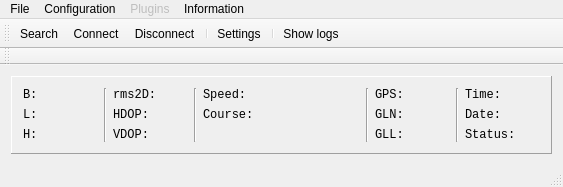
Before: the Qt Designer form mainwindow.ui in devnir/Bellatrix, drawn with Qt 5.
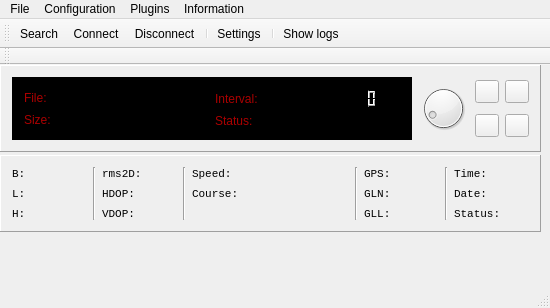
After: the same form once the commit is applied.

```diff
--- a/mainwindow.ui
+++ b/mainwindow.ui
@@ -6,17 +6,23 @@
    <rect>
     <x>0</x>
     <y>0</y>
-    <width>559</width>
-    <height>178</height>
+    <width>550</width>
+    <height>308</height>
    </rect>
   </property>
   <property name="windowTitle">
    <string>MainWindow</string>
   </property>
   <widget class="QWidget" name="centralWidget">
-   <layout class="QGridLayout" name="gridLayout">
-    <item row="0" column="0">
      <widget class="QFrame" name="frame">
+    <property name="geometry">
+     <rect>
+      <x>0</x>
+      <y>90</y>
+      <width>541</width>
+      <height>77</height>
+     </rect>
+    </property>
       <property name="minimumSize">
        <size>
         <width>541</width>
@@ -26,9 +32,12 @@
       <property name="maximumSize">
        <size>
         <width>16777215</width>
-        <height>78</height>
-       </size>
-      </property>
+      <height>112</height>
+     </size>
+    </property>
+    <property name="styleSheet">
+     <string notr="true">font: 8pt &quot;Courier New&quot;;</string>
+    </property>
       <property name="frameShape">
        <enum>QFrame::Panel</enum>
       </property>
@@ -36,50 +45,19 @@
        <enum>QFrame::Raised</enum>
       </property>
       <layout class="QGridLayout" name="gridLayout_2">
-       <item row="0" column="0" rowspan="3">
-        <layout class="QVBoxLayout" name="verticalLayout">
-         <item>
-          <widget class="QLabel" name="b_label">
+     <item row="0" column="9">
+      <widget class="QLabel" name="time_label">
            <property name="font">
             <font>
              <family>Courier New</family>
+         <pointsize>8</pointsize>
+         <weight>50</weight>
+         <italic>false</italic>
+         <bold>false</bold>
             </font>
            </property>
            <property name="text">
-            <string>B:</string>
-           </property>
-          </widget>
-         </item>
-         <item>
-          <widget class="QLabel" name="L_label">
-           <property name="font">
-            <font>
-             <family>Courier New</family>
-            </font>
-           </property>
-           <property name="text">
-            <string>L:</string>
-           </property>
-          </widget>
-         </item>
-         <item>
-          <widget class="QLabel" name="H_label">
-           <property name="font">
-            <font>
-             <family>Courier New</family>
-            </font>
-           </property>
-           <property name="text">
-            <string>H:</string>
-           </property>
-          </widget>
-         </item>
-        </layout>
-       </item>
-       <item row="0" column="1" rowspan="3">
-        <widget class="Line" name="line">
-         <property name="orientation">
-          <enum>Qt::Vertical</enum>
+        <string>Time:</string>
          </property>
         </widget>
        </item>
@@ -90,6 +68,10 @@
            <property name="font">
             <font>
              <family>Courier New</family>
+           <pointsize>8</pointsize>
+           <weight>50</weight>
+           <italic>false</italic>
+           <bold>false</bold>
             </font>
            </property>
            <property name="text">
@@ -102,6 +84,10 @@
            <property name="font">
             <font>
              <family>Courier New</family>
+           <pointsize>8</pointsize>
+           <weight>50</weight>
+           <italic>false</italic>
+           <bold>false</bold>
             </font>
            </property>
            <property name="text">
@@ -114,6 +100,10 @@
            <property name="font">
             <font>
              <family>Courier New</family>
+           <pointsize>8</pointsize>
+           <weight>50</weight>
+           <italic>false</italic>
+           <bold>false</bold>
             </font>
            </property>
            <property name="text">
@@ -130,6 +120,65 @@
          </property>
         </widget>
        </item>
+     <item row="0" column="0" rowspan="3">
+      <layout class="QVBoxLayout" name="verticalLayout">
+       <item>
+        <widget class="QLabel" name="b_label">
+         <property name="font">
+          <font>
+           <family>Courier New</family>
+           <pointsize>8</pointsize>
+           <weight>50</weight>
+           <italic>false</italic>
+           <bold>false</bold>
+          </font>
+         </property>
+         <property name="text">
+          <string>B:</string>
+         </property>
+        </widget>
+       </item>
+       <item>
+        <widget class="QLabel" name="L_label">
+         <property name="font">
+          <font>
+           <family>Courier New</family>
+           <pointsize>8</pointsize>
+           <weight>50</weight>
+           <italic>false</italic>
+           <bold>false</bold>
+          </font>
+         </property>
+         <property name="text">
+          <string>L:</string>
+         </property>
+        </widget>
+       </item>
+       <item>
+        <widget class="QLabel" name="H_label">
+         <property name="font">
+          <font>
+           <family>Courier New</family>
+           <pointsize>8</pointsize>
+           <weight>50</weight>
+           <italic>false</italic>
+           <bold>false</bold>
+          </font>
+         </property>
+         <property name="text">
+          <string>H:</string>
+         </property>
+        </widget>
+       </item>
+      </layout>
+     </item>
+     <item row="0" column="6" rowspan="3">
+      <widget class="Line" name="line_3">
+       <property name="orientation">
+        <enum>Qt::Vertical</enum>
+       </property>
+      </widget>
+     </item>
        <item row="0" column="4" rowspan="2" colspan="2">
         <layout class="QVBoxLayout" name="verticalLayout_3">
          <item>
@@ -137,6 +186,10 @@
            <property name="font">
             <font>
              <family>Courier New</family>
+           <pointsize>8</pointsize>
+           <weight>50</weight>
+           <italic>false</italic>
+           <bold>false</bold>
             </font>
            </property>
            <property name="text">
@@ -149,6 +202,10 @@
            <property name="font">
             <font>
              <family>Courier New</family>
+           <pointsize>8</pointsize>
+           <weight>50</weight>
+           <italic>false</italic>
+           <bold>false</bold>
             </font>
            </property>
            <property name="text">
@@ -158,18 +215,15 @@
          </item>
         </layout>
        </item>
-       <item row="0" column="6" rowspan="3">
-        <widget class="Line" name="line_3">
-         <property name="orientation">
-          <enum>Qt::Vertical</enum>
-         </property>
-        </widget>
-       </item>
        <item row="0" column="7">
         <widget class="QLabel" name="GPS_label">
          <property name="font">
           <font>
            <family>Courier New</family>
+         <pointsize>8</pointsize>
+         <weight>50</weight>
+         <italic>false</italic>
+         <bold>false</bold>
           </font>
          </property>
          <property name="text">
@@ -177,6 +231,22 @@
          </property>
         </widget>
        </item>
+     <item row="1" column="9">
+      <widget class="QLabel" name="date_label">
+       <property name="font">
+        <font>
+         <family>Courier New</family>
+         <pointsize>8</pointsize>
+         <weight>50</weight>
+         <italic>false</italic>
+         <bold>false</bold>
+        </font>
+       </property>
+       <property name="text">
+        <string>Date:</string>
+       </property>
+      </widget>
+     </item>
        <item row="0" column="8" rowspan="3">
         <widget class="Line" name="line_4">
          <property name="orientation">
@@ -184,23 +254,15 @@
          </property>
         </widget>
        </item>
-       <item row="0" column="9">
-        <widget class="QLabel" name="time_label">
-         <property name="font">
-          <font>
-           <family>Courier New</family>
-          </font>
-         </property>
-         <property name="text">
-          <string>Time:</string>
-         </property>
-        </widget>
-       </item>
        <item row="1" column="7">
         <widget class="QLabel" name="GLN_label">
          <property name="font">
           <font>
            <family>Courier New</family>
+         <pointsize>8</pointsize>
+         <weight>50</weight>
+         <italic>false</italic>
+         <bold>false</bold>
           </font>
          </property>
          <property name="text">
@@ -208,36 +270,15 @@
          </property>
         </widget>
        </item>
-       <item row="1" column="9">
-        <widget class="QLabel" name="date_label">
-         <property name="font">
-          <font>
-           <family>Courier New</family>
-          </font>
-         </property>
-         <property name="text">
-          <string>Date:</string>
-         </property>
-        </widget>
-       </item>
-       <item row="2" column="5">
-        <spacer name="verticalSpacer">
-         <property name="orientation">
-          <enum>Qt::Vertical</enum>
-         </property>
-         <property name="sizeHint" stdset="0">
-          <size>
-           <width>20</width>
-           <height>16</height>
-          </size>
-         </property>
-        </spacer>
-       </item>
        <item row="2" column="7">
         <widget class="QLabel" name="GLL_label">
          <property name="font">
           <font>
            <family>Courier New</family>
+         <pointsize>8</pointsize>
+         <weight>50</weight>
+         <italic>false</italic>
+         <bold>false</bold>
           </font>
          </property>
          <property name="text">
@@ -250,6 +291,10 @@
          <property name="font">
           <font>
            <family>Courier New</family>
+         <pointsize>8</pointsize>
+         <weight>50</weight>
+         <italic>false</italic>
+         <bold>false</bold>
           </font>
          </property>
          <property name="text">
@@ -257,30 +302,203 @@
          </property>
         </widget>
        </item>
-      </layout>
-     </widget>
-    </item>
-    <item row="1" column="0">
-     <spacer name="verticalSpacer_2">
+     <item row="0" column="1" rowspan="3">
+      <widget class="Line" name="line">
       <property name="orientation">
        <enum>Qt::Vertical</enum>
       </property>
-      <property name="sizeHint" stdset="0">
+      </widget>
+     </item>
+    </layout>
+   </widget>
+   <widget class="QFrame" name="fileLogPanel">
+    <property name="geometry">
+     <rect>
+      <x>0</x>
+      <y>0</y>
+      <width>541</width>
+      <height>87</height>
+     </rect>
+    </property>
+    <property name="frameShape">
+     <enum>QFrame::Panel</enum>
+    </property>
+    <property name="frameShadow">
+     <enum>QFrame::Raised</enum>
+    </property>
+    <layout class="QGridLayout" name="gridLayout_3">
+     <item row="0" column="0" rowspan="2">
+      <widget class="QFrame" name="frame_2">
+       <property name="styleSheet">
+        <string notr="true">font: 8pt &quot;Courier New&quot;;
+background-color: rgb(0, 0, 0);
+color: rgb(170, 0, 0);
+border-color: rgb(108, 108, 108);</string>
+       </property>
+       <property name="frameShape">
+        <enum>QFrame::Panel</enum>
+       </property>
+       <property name="frameShadow">
+        <enum>QFrame::Sunken</enum>
+       </property>
+       <layout class="QGridLayout" name="gridLayout">
+        <item row="0" column="0">
+         <layout class="QVBoxLayout" name="verticalLayout_4">
+          <item>
+           <widget class="QLabel" name="fileNameLbl">
+            <property name="text">
+             <string>File:</string>
+            </property>
+           </widget>
+          </item>
+          <item>
+           <widget class="QLabel" name="fileSize">
+            <property name="text">
+             <string>Size:</string>
+            </property>
+           </widget>
+          </item>
+         </layout>
+        </item>
+        <item row="0" column="1">
+         <layout class="QVBoxLayout" name="verticalLayout_5">
+          <item>
+           <layout class="QHBoxLayout" name="horizontalLayout_3">
+            <item>
+             <widget class="QLabel" name="label_4">
+              <property name="text">
+               <string>Interval:</string>
+              </property>
+             </widget>
+            </item>
+            <item>
+             <widget class="QLCDNumber" name="intervalLcd">
+              <property name="smallDecimalPoint">
+               <bool>false</bool>
+              </property>
+              <property name="digitCount">
+               <number>5</number>
+              </property>
+              <property name="segmentStyle">
+               <enum>QLCDNumber::Filled</enum>
+              </property>
+             </widget>
+            </item>
+           </layout>
+          </item>
+          <item>
+           <widget class="QLabel" name="fileStatus">
+            <property name="text">
+             <string>Status:</string>
+            </property>
+           </widget>
+          </item>
+         </layout>
+        </item>
+       </layout>
+      </widget>
+     </item>
+     <item row="0" column="1" rowspan="2">
+      <widget class="QDial" name="dial">
+       <property name="maximumSize">
        <size>
-        <width>20</width>
-        <height>0</height>
-       </size>
-      </property>
-     </spacer>
-    </item>
-   </layout>
+         <width>51</width>
+         <height>67</height>
+        </size>
+       </property>
+       <property name="minimum">
+        <number>0</number>
+       </property>
+       <property name="maximum">
+        <number>1000</number>
+       </property>
+       <property name="singleStep">
+        <number>10</number>
+       </property>
+       <property name="pageStep">
+        <number>100</number>
+       </property>
+       <property name="value">
+        <number>100</number>
+       </property>
+       <property name="sliderPosition">
+        <number>100</number>
+       </property>
+      </widget>
+     </item>
+     <item row="0" column="2">
+      <widget class="QToolButton" name="playToolButton">
+       <property name="enabled">
+        <bool>true</bool>
+       </property>
+       <property name="toolTip">
+        <string>Play/Payse</string>
+       </property>
+       <property name="text">
+        <string/>
+       </property>
+       <property name="checkable">
+        <bool>true</bool>
+       </property>
+      </widget>
+     </item>
+     <item row="0" column="3">
+      <widget class="QToolButton" name="recordToolButton">
+       <property name="enabled">
+        <bool>true</bool>
+       </property>
+       <property name="toolTip">
+        <string>Record</string>
+       </property>
+       <property name="text">
+        <string/>
+       </property>
+       <property name="checkable">
+        <bool>true</bool>
+       </property>
+      </widget>
+     </item>
+     <item row="1" column="2">
+      <widget class="QToolButton" name="browseToolButton">
+       <property name="enabled">
+        <bool>true</bool>
+       </property>
+       <property name="toolTip">
+        <string>Open file</string>
+       </property>
+       <property name="text">
+        <string/>
+       </property>
+      </widget>
+     </item>
+     <item row="1" column="3">
+      <widget class="QToolButton" name="stopToolButton">
+       <property name="enabled">
+        <bool>true</bool>
+       </property>
+       <property name="toolTip">
+        <string>Stop</string>
+       </property>
+       <property name="text">
+        <string/>
+       </property>
+      </widget>
+     </item>
+    </layout>
+    <zorder>frame_2</zorder>
+    <zorder>recordToolButton</zorder>
+    <zorder>browseToolButton</zorder>
+    <zorder>stopToolButton</zorder>
+    <zorder>playToolButton</zorder>
+    <zorder>dial</zorder>
+   </widget>
   </widget>
   <widget class="QMenuBar" name="menuBar">
    <property name="geometry">
     <rect>
      <x>0</x>
      <y>0</y>
-     <width>559</width>
+     <width>550</width>
      <height>21</height>
     </rect>
    </property>
@@ -306,7 +524,7 @@
    </widget>
    <widget class="QMenu" name="menuPlugins">
     <property name="enabled">
-     <bool>false</bool>
+     <bool>true</bool>
     </property>
     <property name="title">
      <string>Plugins</string>
```
Left out of the diff: 19 changed lines with no effect on the pictures. Lines whose indentation alone changed are shown as unchanged.
